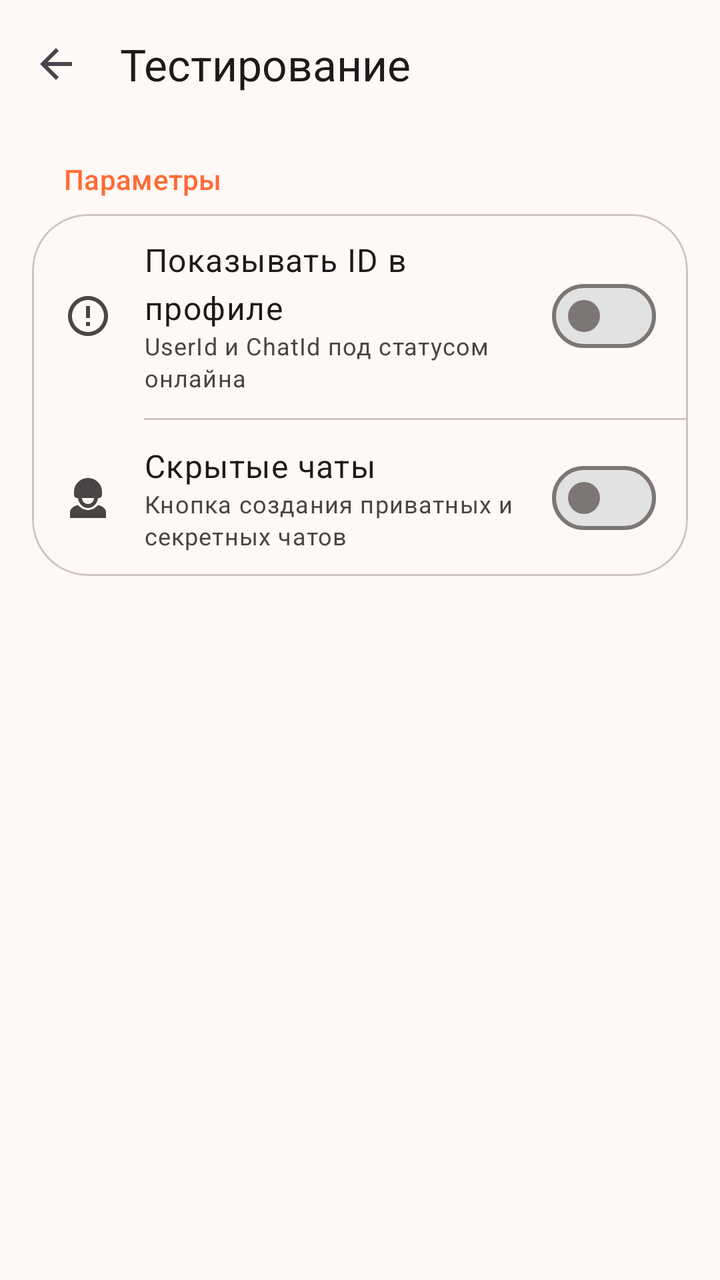
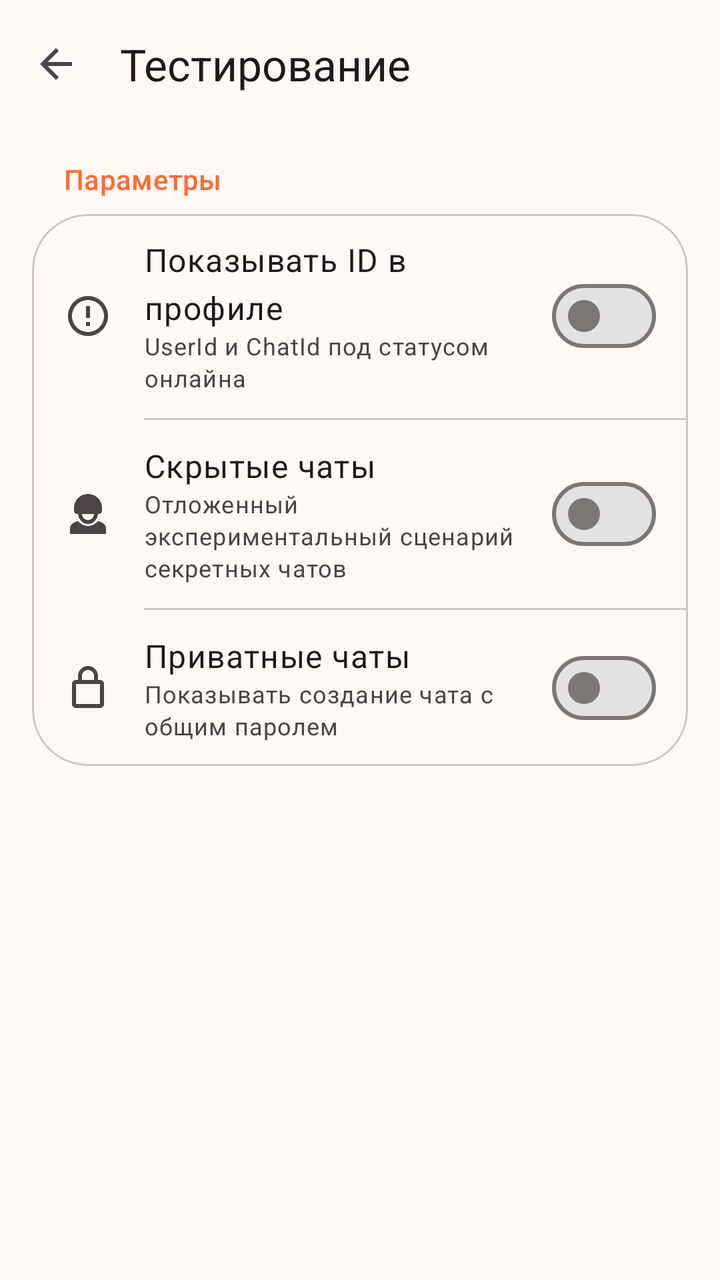

Screens rendered from an Android XML layout before and after an edit, with the pre-edit source and the edit as a unified diff.
<!-- AndroidManifest.xml: activity theme Theme.BarkfluffClientAndroid -->
<!-- res/layout/activity_testing_settings.xml -->
<?xml version="1.0" encoding="utf-8"?>
<androidx.coordinatorlayout.widget.CoordinatorLayout xmlns:android="http://schemas.android.com/apk/res/android"
    xmlns:app="http://schemas.android.com/apk/res-auto"
    android:layout_width="match_parent"
    android:layout_height="match_parent"
    android:fitsSystemWindows="true">

    <com.google.android.material.appbar.AppBarLayout
        android:layout_width="match_parent"
        android:layout_height="wrap_content"
        android:background="?attr/colorSurface"
        app:liftOnScroll="true">

        <com.google.android.material.appbar.MaterialToolbar
            android:id="@+id/toolbar"
            android:layout_width="match_parent"
            android:layout_height="?attr/actionBarSize"
            app:navigationIcon="@drawable/ic_back"
            app:title="@string/testing_settings_title"
            app:titleTextAppearance="?attr/textAppearanceTitleLarge"
            app:titleTextColor="?attr/colorOnSurface" />

    </com.google.android.material.appbar.AppBarLayout>

    <androidx.core.widget.NestedScrollView
        android:layout_width="match_parent"
        android:layout_height="match_parent"
        app:layout_behavior="@string/appbar_scrolling_view_behavior">

        <LinearLayout
            android:layout_width="match_parent"
            android:layout_height="wrap_content"
            android:orientation="vertical"
            android:padding="16dp">

            <TextView
                android:layout_width="wrap_content"
                android:layout_height="wrap_content"
                android:layout_marginStart="16dp"
                android:layout_marginBottom="8dp"
                android:text="@string/testing_section_params"
                android:textAppearance="?attr/textAppearanceLabelLarge"
                android:textColor="?attr/colorPrimary" />

            <com.google.android.material.card.MaterialCardView
                android:layout_width="match_parent"
                android:layout_height="wrap_content"
                app:cardBackgroundColor="?attr/colorSurfaceContainerLow"
                app:cardCornerRadius="@dimen/shape_corner_extra_large"
                app:cardElevation="0dp"
                app:strokeColor="?attr/colorOutlineVariant"
                app:strokeWidth="1dp">

                <LinearLayout
                    android:layout_width="match_parent"
                    android:layout_height="wrap_content"
                    android:orientation="vertical">

                    
                    <LinearLayout
                        android:layout_width="match_parent"
                        android:layout_height="wrap_content"
                        android:gravity="center_vertical"
                        android:orientation="horizontal"
                        android:paddingHorizontal="16dp"
                        android:paddingVertical="12dp">

                        <ImageView
                            android:layout_width="24dp"
                            android:layout_height="24dp"
                            android:importantForAccessibility="no"
                            android:src="@drawable/ic_info"
                            app:tint="?attr/colorOnSurfaceVariant" />

                        <LinearLayout
                            android:layout_width="0dp"
                            android:layout_height="wrap_content"
                            android:layout_marginStart="16dp"
                            android:layout_weight="1"
                            android:orientation="vertical">

                            <TextView
                                android:layout_width="wrap_content"
                                android:layout_height="wrap_content"
                                android:text="@string/testing_show_ids"
                                android:textAppearance="?attr/textAppearanceBodyLarge"
                                android:textColor="?attr/colorOnSurface" />

                            <TextView
                                android:layout_width="wrap_content"
                                android:layout_height="wrap_content"
                                android:text="@string/testing_show_ids_subtitle"
                                android:textAppearance="?attr/textAppearanceBodySmall"
                                android:textColor="?attr/colorOnSurfaceVariant" />

                        </LinearLayout>

                        <com.google.android.material.materialswitch.MaterialSwitch
                            android:id="@+id/switchShowIds"
                            android:layout_width="wrap_content"
                            android:layout_height="wrap_content" />

                    </LinearLayout>

                    <com.google.android.material.divider.MaterialDivider
                        android:layout_width="match_parent"
                        android:layout_height="wrap_content"
                        android:layout_marginStart="56dp" />

                    
                    <LinearLayout
                        android:layout_width="match_parent"
                        android:layout_height="wrap_content"
                        android:gravity="center_vertical"
                        android:orientation="horizontal"
                        android:paddingHorizontal="16dp"
                        android:paddingVertical="12dp">

                        <ImageView
                            android:layout_width="24dp"
                            android:layout_height="24dp"
                            android:importantForAccessibility="no"
                            android:src="@drawable/ic_hood"
                            app:tint="?attr/colorOnSurfaceVariant" />

                        <LinearLayout
                            android:layout_width="0dp"
                            android:layout_height="wrap_content"
                            android:layout_marginStart="16dp"
                            android:layout_weight="1"
                            android:orientation="vertical">

                            <TextView
                                android:layout_width="wrap_content"
                                android:layout_height="wrap_content"
                                android:text="@string/testing_secret_chats"
                                android:textAppearance="?attr/textAppearanceBodyLarge"
                                android:textColor="?attr/colorOnSurface" />

                            <TextView
                                android:layout_width="wrap_content"
                                android:layout_height="wrap_content"
                                android:text="@string/testing_secret_chats_subtitle"
                                android:textAppearance="?attr/textAppearanceBodySmall"
                                android:textColor="?attr/colorOnSurfaceVariant" />

                        </LinearLayout>

                        <com.google.android.material.materialswitch.MaterialSwitch
                            android:id="@+id/switchSecretChats"
                            android:layout_width="wrap_content"
                            android:layout_height="wrap_content" />

                    </LinearLayout>

                </LinearLayout>

            </com.google.android.material.card.MaterialCardView>

        </LinearLayout>

    </androidx.core.widget.NestedScrollView>

</androidx.coordinatorlayout.widget.CoordinatorLayout>
<!-- resources referenced by this layout -->
<resources>
  <dimen name="shape_corner_extra_large">28dp</dimen>
  <!-- drawable ic_back (drawable) -->
  <vector xmlns:android="http://schemas.android.com/apk/res/android"
      android:width="24dp"
      android:height="24dp"
      android:viewportWidth="24"
      android:viewportHeight="24"
      android:tint="?attr/colorControlNormal">
    <path
        android:fillColor="@android:color/white"
        android:pathData="M20,11H7.83l5.59,-5.59L12,4l-8,8 8,8 1.41,-1.41L7.83,13H20v-2z"/>
  </vector>
  <!-- drawable ic_info (drawable) -->
  <?xml version="1.0" encoding="utf-8"?>
  <vector xmlns:android="http://schemas.android.com/apk/res/android"
      android:width="24dp"
      android:height="24dp"
      android:viewportWidth="24"
      android:viewportHeight="24">
      <path
          android:fillColor="?attr/colorOnSurface"
          android:pathData="M12,2C6.48,2 2,6.48 2,12s4.48,10 10,10 10,-4.48 10,-10S17.52,2 12,2zM12,20c-4.42,0 -8,-3.58 -8,-8s3.58,-8 8,-8 8,3.58 8,8 -3.58,8 -8,8zM11,7h2v6h-2V7zM11,15h2v2h-2V15z"/>
  </vector>
  <string name="testing_secret_chats">Скрытые чаты</string>
  <string name="testing_secret_chats_subtitle">Кнопка создания приватных и секретных чатов</string>
  <string name="testing_section_params">Параметры</string>
  <string name="testing_settings_title">Тестирование</string>
  <string name="testing_show_ids">Показывать ID в профиле</string>
  <string name="testing_show_ids_subtitle">UserId и ChatId под статусом онлайна</string>
  <style name="Theme.BarkfluffClientAndroid" parent="Base.Theme.BarkfluffClientAndroid" />
  <color name="primary">#FF6B35</color>
  <color name="on_primary">#FFFFFF</color>
  <color name="primary_container">#FFDAD0</color>
  <color name="on_primary_container">#4A2000</color>
  <color name="secondary">#2196F3</color>
  <color name="on_secondary">#FFFFFF</color>
  <color name="secondary_container">#D0E4FF</color>
  <color name="on_secondary_container">#001F3A</color>
  <color name="tertiary">#785A0B</color>
  <color name="on_tertiary">#FFFFFF</color>
  <color name="tertiary_container">#FFDF9C</color>
  <color name="on_tertiary_container">#261A00</color>
  <color name="error">#BA1A1A</color>
  <color name="on_error">#FFFFFF</color>
  <color name="error_container">#FFDAD6</color>
  <color name="on_error_container">#410002</color>
  <color name="surface">#FEF8F6</color>
  <color name="on_surface">#1C1B1A</color>
  <color name="on_surface_variant">#494544</color>
  <color name="surface_container_lowest">#FFFFFF</color>
  <color name="surface_container_low">#FEF8F6</color>
  <color name="surface_container">#F0F0F0</color>
  <color name="surface_container_high">#E8E8E8</color>
  <color name="surface_container_highest">#E2E2E2</color>
  <color name="outline">#7C7775</color>
  <color name="outline_variant">#CDC6C4</color>
  <color name="background">#FEF8F6</color>
  <color name="on_background">#1C1B1A</color>
  <color name="inverse_surface">#31302E</color>
  <color name="inverse_on_surface">#F5F0EE</color>
  <color name="inverse_primary">#FFB5A0</color>
  <!-- unchanged entries left out for length: 2 -->
</resources>

<!-- the commit's change to res/layout/activity_testing_settings.xml (unified diff, before → after) -->
@@ -153,6 +153,56 @@
 
                     </LinearLayout>
 
+                    <com.google.android.material.divider.MaterialDivider
+                        android:layout_width="match_parent"
+                        android:layout_height="wrap_content"
+                        android:layout_marginStart="56dp" />
+
+                    <LinearLayout
+                        android:layout_width="match_parent"
+                        android:layout_height="wrap_content"
+                        android:gravity="center_vertical"
+                        android:orientation="horizontal"
+                        android:paddingHorizontal="16dp"
+                        android:paddingVertical="12dp">
+
+                        <ImageView
+                            android:layout_width="24dp"
+                            android:layout_height="24dp"
+                            android:importantForAccessibility="no"
+                            android:src="@drawable/ic_lock"
+                            app:tint="?attr/colorOnSurfaceVariant" />
+
+                        <LinearLayout
+                            android:layout_width="0dp"
+                            android:layout_height="wrap_content"
+                            android:layout_marginStart="16dp"
+                            android:layout_weight="1"
+                            android:orientation="vertical">
+
+                            <TextView
+                                android:layout_width="wrap_content"
+                                android:layout_height="wrap_content"
+                                android:text="@string/testing_private_chats"
+                                android:textAppearance="?attr/textAppearanceBodyLarge"
+                                android:textColor="?attr/colorOnSurface" />
+
+                            <TextView
+                                android:layout_width="wrap_content"
+                                android:layout_height="wrap_content"
+                                android:text="@string/testing_private_chats_subtitle"
+                                android:textAppearance="?attr/textAppearanceBodySmall"
+                                android:textColor="?attr/colorOnSurfaceVariant" />
+
+                        </LinearLayout>
+
+                        <com.google.android.material.materialswitch.MaterialSwitch
+                            android:id="@+id/switchPrivateChats"
+                            android:layout_width="wrap_content"
+                            android:layout_height="wrap_content" />
+
+                    </LinearLayout>
+
                 </LinearLayout>
 
             </com.google.android.material.card.MaterialCardView>
<!-- resource entries referenced after the edit -->
@@ -23,8 +23,20 @@
           android:fillColor="?attr/colorOnSurface"
           android:pathData="M12,2C6.48,2 2,6.48 2,12s4.48,10 10,10 10,-4.48 10,-10S17.52,2 12,2zM12,20c-4.42,0 -8,-3.58 -8,-8s3.58,-8 8,-8 8,3.58 8,8 -3.58,8 -8,8zM11,7h2v6h-2V7zM11,15h2v2h-2V15z"/>
   </vector>
+  <!-- drawable ic_lock (drawable) -->
+  <vector xmlns:android="http://schemas.android.com/apk/res/android"
+      android:width="24dp"
+      android:height="24dp"
+      android:viewportWidth="24"
+      android:viewportHeight="24">
+      <path
+          android:fillColor="#FF000000"
+          android:pathData="M18,8h-1V6c0,-2.76 -2.24,-5 -5,-5S7,3.24 7,6v2H6c-1.1,0 -2,0.9 -2,2v10c0,1.1 0.9,2 2,2h12c1.1,0 2,-0.9 2,-2V10c0,-1.1 -0.9,-2 -2,-2zM9,6c0,-1.66 1.34,-3 3,-3s3,1.34 3,3v2H9V6zm9,14H6V10h12v10z" />
+  </vector>
+  <string name="testing_private_chats">Приватные чаты</string>
+  <string name="testing_private_chats_subtitle">Показывать создание чата с общим паролем</string>
   <string name="testing_secret_chats">Скрытые чаты</string>
-  <string name="testing_secret_chats_subtitle">Кнопка создания приватных и секретных чатов</string>
+  <string name="testing_secret_chats_subtitle">Отложенный экспериментальный сценарий секретных чатов</string>
   <string name="testing_section_params">Параметры</string>
   <string name="testing_settings_title">Тестирование</string>
   <string name="testing_show_ids">Показывать ID в профиле</string>
